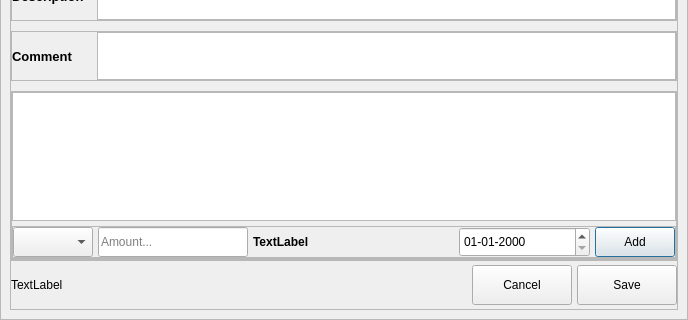
er-Bot/wallet, file ui/ui/project_edit.ui: the form before one commit; both pictures show x 0 to 688 and y 230 to 550 of the 688 by 550 pixel window.
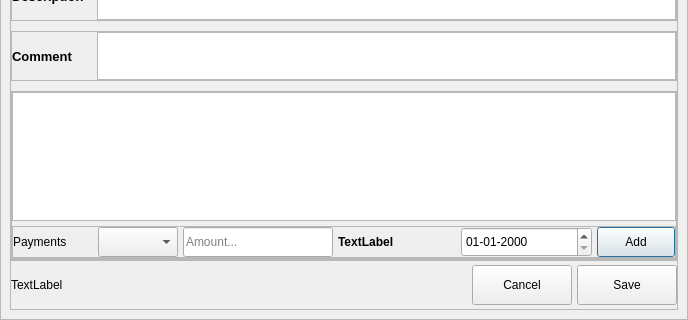
The form after the commit.

The edit to the form file:
```diff
--- a/ui/ui/project_edit.ui
+++ b/ui/ui/project_edit.ui
@@ -984,6 +984,28 @@
                <property name="bottomMargin">
                 <number>0</number>
                </property>
+               <item>
+                <widget class="QLabel" name="label_2">
+                 <property name="minimumSize">
+                  <size>
+                   <width>80</width>
+                   <height>0</height>
+                  </size>
+                 </property>
+                 <property name="maximumSize">
+                  <size>
+                   <width>80</width>
+                   <height>16777215</height>
+                  </size>
+                 </property>
+                 <property name="styleSheet">
+                  <string notr="true">font: 700 10pt &quot;Segoe UI&quot;;</string>
+                 </property>
+                 <property name="text">
+                  <string>Payments</string>
+                 </property>
+                </widget>
+               </item>
                <item>
                 <widget class="QComboBox" name="account">
                  <property name="minimumSize">
```
Left out of the diff: 7 changed lines with no effect on the pictures.
